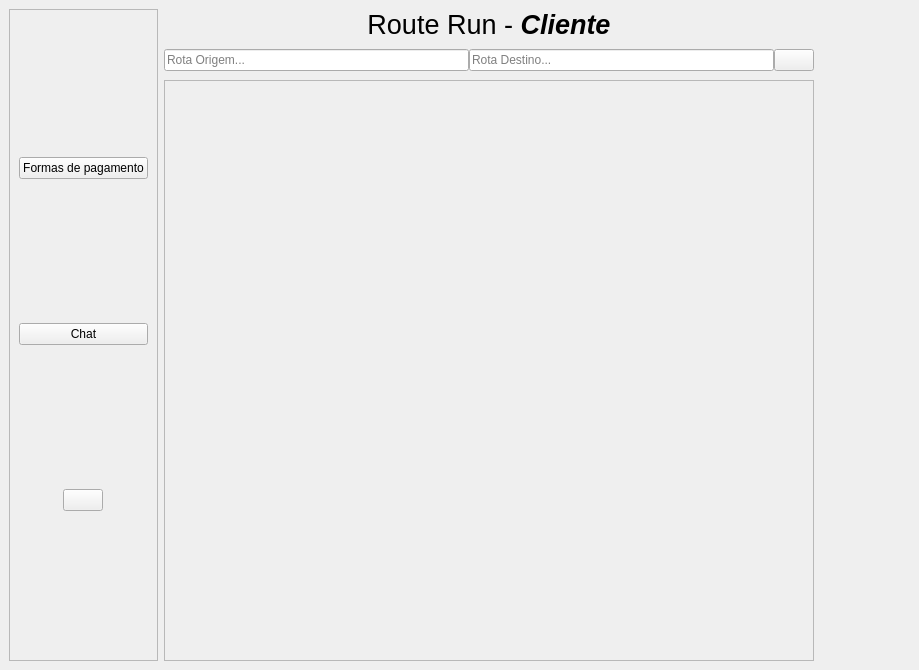
Before: the Qt Designer form Cliente/ui/principal.ui in Liedsonfsa/Route-Run, drawn with Qt 5.
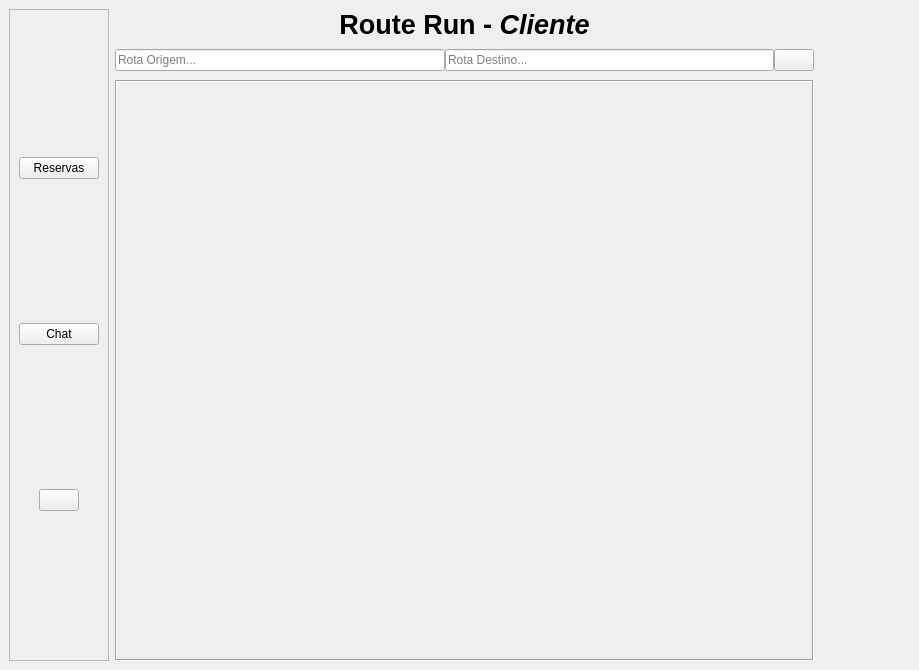
After: the same form once the commit is applied. Icons and pictures are not drawn.

Diff of the .ui file:
```diff
--- a/Cliente/ui/principal.ui
+++ b/Cliente/ui/principal.ui
@@ -94,7 +94,7 @@
     <item row="0" column="1">
      <widget class="QLabel" name="label">
       <property name="text">
-       <string>&lt;html&gt;&lt;head/&gt;&lt;body&gt;&lt;p align=&quot;center&quot;&gt;&lt;span style=&quot; font-size:20pt;&quot;&gt;Route Run - &lt;/span&gt;&lt;span style=&quot; font-size:20pt; font-weight:600; font-style:italic;&quot;&gt;Cliente&lt;/span&gt;&lt;/p&gt;&lt;/body&gt;&lt;/html&gt;</string>
+       <string>&lt;html&gt;&lt;head/&gt;&lt;body&gt;&lt;p align=&quot;center&quot;&gt;&lt;span style=&quot; font-size:20pt; font-weight:600;&quot;&gt;Route Run - &lt;/span&gt;&lt;span style=&quot; font-size:20pt; font-weight:600; font-style:italic;&quot;&gt;Cliente&lt;/span&gt;&lt;/p&gt;&lt;/body&gt;&lt;/html&gt;</string>
       </property>
      </widget>
     </item>
@@ -113,7 +113,7 @@
           <cursorShape>PointingHandCursor</cursorShape>
          </property>
          <property name="text">
-          <string>Formas de pagamento</string>
+          <string>Reservas</string>
          </property>
          <property name="icon">
           <iconset>
@@ -199,6 +199,9 @@
        </property>
        <item>
         <widget class="QScrollArea" name="scrollArea">
+         <property name="frameShape">
+          <enum>QFrame::Box</enum>
+         </property>
          <property name="widgetResizable">
           <bool>true</bool>
          </property>
@@ -207,8 +210,8 @@
            <rect>
             <x>0</x>
             <y>0</y>
-            <width>629</width>
-            <height>562</height>
+            <width>672</width>
+            <height>560</height>
            </rect>
           </property>
          </widget>
```
Left out of the diff: 2 changed lines with no effect on the pictures.
